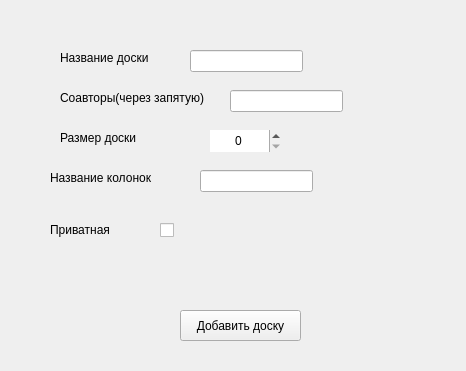
Old version of the form Users_Interfaces/add_table.ui in the repository FREDY129053/Tasks-Table.
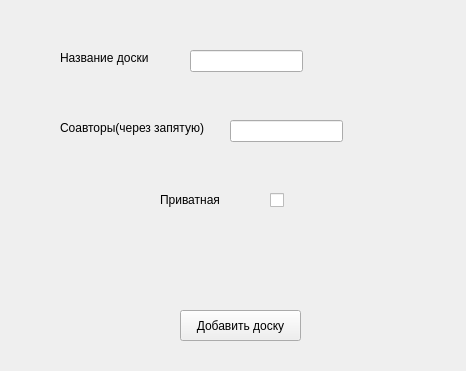
New version of the form.

```diff
--- a/Users_Interfaces/add_table.ui
+++ b/Users_Interfaces/add_table.ui
@@ -30,7 +30,7 @@
    <property name="geometry">
     <rect>
      <x>60</x>
-     <y>90</y>
+     <y>120</y>
      <width>151</width>
      <height>16</height>
     </rect>
@@ -39,37 +39,11 @@
     <string>Соавторы(через запятую)</string>
    </property>
   </widget>
-  <widget class="QLabel" name="label_3">
-   <property name="geometry">
-    <rect>
-     <x>60</x>
-     <y>130</y>
-     <width>121</width>
-     <height>16</height>
-    </rect>
-   </property>
-   <property name="text">
-    <string>Размер доски</string>
-   </property>
-  </widget>
-  <widget class="QLabel" name="label_4">
-   <property name="geometry">
-    <rect>
-     <x>50</x>
-     <y>170</y>
-     <width>131</width>
-     <height>16</height>
-    </rect>
-   </property>
-   <property name="text">
-    <string>Название колонок</string>
-   </property>
-  </widget>
   <widget class="QLabel" name="label_5">
    <property name="geometry">
     <rect>
-     <x>50</x>
-     <y>220</y>
+     <x>160</x>
+     <y>190</y>
      <width>101</width>
      <height>20</height>
     </rect>
@@ -95,17 +69,7 @@
    <property name="geometry">
     <rect>
      <x>230</x>
-     <y>90</y>
-     <width>113</width>
-     <height>22</height>
-    </rect>
-   </property>
-  </widget>
-  <widget class="QLineEdit" name="columns_name">
-   <property name="geometry">
-    <rect>
-     <x>200</x>
-     <y>170</y>
+     <y>120</y>
      <width>113</width>
      <height>22</height>
     </rect>
@@ -114,8 +78,8 @@
   <widget class="QCheckBox" name="table_type">
    <property name="geometry">
     <rect>
-     <x>160</x>
-     <y>220</y>
+     <x>270</x>
+     <y>190</y>
      <width>21</width>
      <height>20</height>
     </rect>
@@ -130,31 +94,6 @@
     <bool>false</bool>
    </property>
   </widget>
-  <widget class="QSpinBox" name="size_of_table">
-   <property name="geometry">
-    <rect>
-     <x>210</x>
-     <y>130</y>
-     <width>71</width>
-     <height>22</height>
-    </rect>
-   </property>
-   <property name="cursor">
-    <cursorShape>PointingHandCursor</cursorShape>
-   </property>
-   <property name="layoutDirection">
-    <enum>Qt::LeftToRight</enum>
-   </property>
-   <property name="frame">
-    <bool>false</bool>
-   </property>
-   <property name="alignment">
-    <set>Qt::AlignCenter</set>
-   </property>
-   <property name="maximum">
-    <number>500</number>
-   </property>
-  </widget>
   <widget class="QPushButton" name="add_table_btn">
    <property name="geometry">
     <rect>
```
